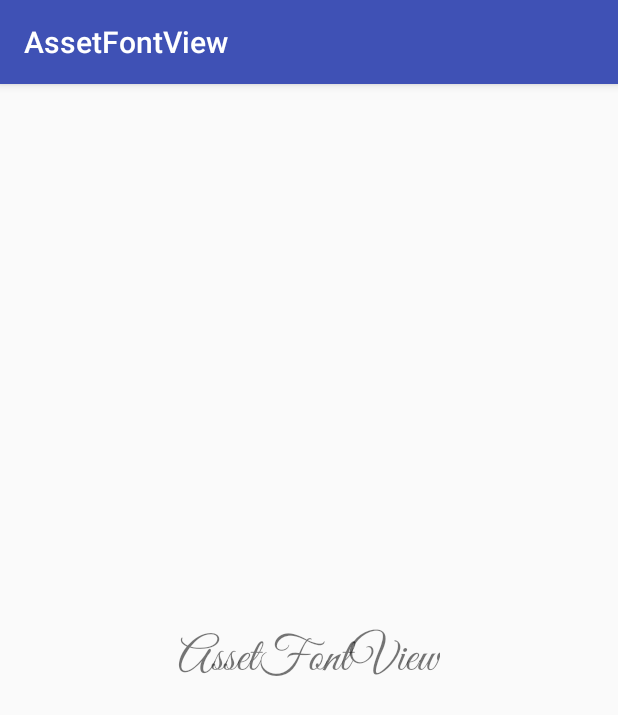
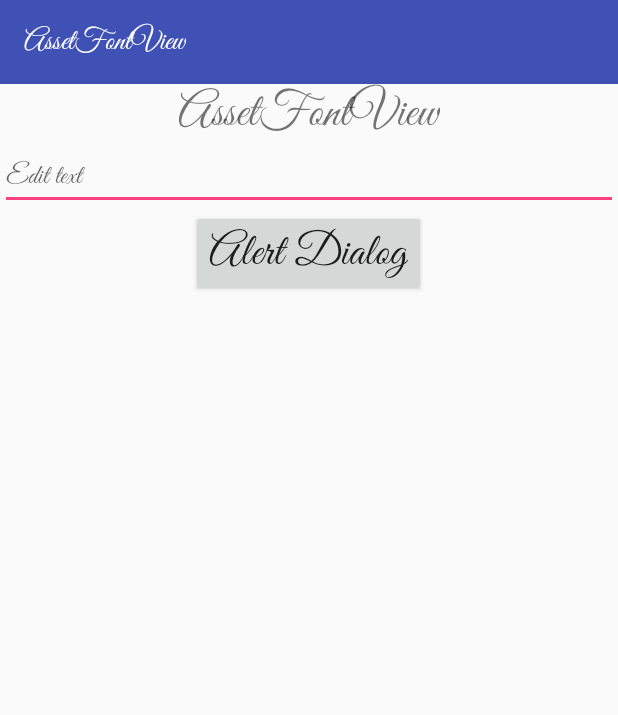
Before and after one commit to AndroidLiba/asset-font-views, an Android app: the screen it shows after launch (MainActivity), on a phone screen of 412 x 824 dp. Shown: the top 715 px of the screen. Run offline under Robolectric (Android 15) with nearby library versions, the phone set to English and light mode, and no system bars.

Commit message:
Added toolbar, alertDialog

```diff
--- a/app/src/main/java/ru/jahom/simple/MainActivity.java
+++ b/app/src/main/java/ru/jahom/simple/MainActivity.java
@@ -2,13 +2,38 @@ package ru.jahom.simple;
 
 import android.support.v7.app.AppCompatActivity;
 import android.os.Bundle;
+import android.support.v7.widget.Toolbar;
+import android.view.View;
+
+import ru.jahom.assetfont.AssetFontAlertDialogBuilder;
+import ru.jahom.assetfont.AssetFontHelper;
 
 
-public class MainActivity extends AppCompatActivity {
+public class MainActivity extends AppCompatActivity implements View.OnClickListener {
 
     @Override
     protected void onCreate(Bundle savedInstanceState) {
         super.onCreate(savedInstanceState);
         setContentView(R.layout.activity_main);
+        setSupportActionBar((Toolbar) findViewById(R.id.toolbar));
+        findViewById(R.id.button_alert).setOnClickListener(this);
     }
+
+    @Override
+    public void onClick(View v) {
+        switch (v.getId()) {
+            case R.id.button_alert:
+                    showAlert();
+                break;
+        }
+    }
+
+    private void showAlert() {
+        new AssetFontAlertDialogBuilder(this)
+                .setTypeFace(AssetFontHelper.get().getTypeface(this, R.string.font_great_vibes_regilar))
+                .setMessage("This is test dialog")
+                .setPositiveButton(android.R.string.ok, null)
+                .show();
+    }
+
 }
--- a/app/src/main/res/layout/activity_main.xml
+++ b/app/src/main/res/layout/activity_main.xml
@@ -1,11 +1,21 @@
 <?xml version="1.0" encoding="utf-8"?>
-<FrameLayout
+<LinearLayout
     xmlns:android="http://schemas.android.com/apk/res/android"
     xmlns:app="http://schemas.android.com/apk/res-auto"
     xmlns:tools="http://schemas.android.com/tools"
     android:layout_width="match_parent"
     android:layout_height="match_parent"
+    android:orientation="vertical"
     tools:context=".MainActivity">
+
+    <ru.jahom.assetfont.views.AssetFontToolbar
+        android:id="@+id/toolbar"
+        android:layout_width="match_parent"
+        android:layout_height="wrap_content"
+        android:background="@color/colorPrimary"
+        app:theme="@style/ThemeOverlay.AppCompat.Dark.ActionBar"
+        app:fontAssetName="GreatVibes-Regular.otf"
+    />
 
     <ru.jahom.assetfont.views.AssetFontTextView
         android:layout_width="wrap_content"
@@ -16,4 +26,24 @@
         app:fontAssetName="GreatVibes-Regular.otf"
     />
 
-</FrameLayout>
+    <ru.jahom.assetfont.views.AssetFontEditText
+        android:layout_width="match_parent"
+        android:layout_height="wrap_content"
+        android:hint="Edit text"
+        app:fontAssetName="GreatVibes-Regular.otf"
+    />
+
+    <ru.jahom.assetfont.views.AssetFontButton
+        android:id="@+id/button_alert"
+        android:layout_width="wrap_content"
+        android:layout_height="wrap_content"
+        android:layout_gravity="center"
+        android:text="Alert Dialog"
+        android:textAllCaps="false"
+        android:textSize="30sp"
+        app:fontAssetName="GreatVibes-Regular.otf"
+    />
+
+
+
+</LinearLayout>
--- a/app/src/main/res/values/strings.xml
+++ b/app/src/main/res/values/strings.xml
@@ -1,3 +1,4 @@
 <resources>
     <string name="app_name">AssetFontView</string>
+    <string name="font_great_vibes_regilar">GreatVibes-Regular.otf</string>
 </resources>
--- a/app/src/main/res/values/styles.xml
+++ b/app/src/main/res/values/styles.xml
@@ -1,7 +1,7 @@
 <resources>
 
     <!-- Base application theme. -->
-    <style name="AppTheme" parent="Theme.AppCompat.Light.DarkActionBar">
+    <style name="AppTheme" parent="Theme.AppCompat.Light.NoActionBar">
         <!-- Customize your theme here. -->
         <item name="colorPrimary">@color/colorPrimary</item>
         <item name="colorPrimaryDark">@color/colorPrimaryDark</item>
--- a/assetfontview/src/main/java/ru/jahom/assetfont/AssetFontSpan.java
+++ b/assetfontview/src/main/java/ru/jahom/assetfont/AssetFontSpan.java
@@ -3,8 +3,12 @@ package ru.jahom.assetfont;
 import android.content.Context;
 import android.graphics.Paint;
 import android.graphics.Typeface;
+import android.text.Spannable;
+import android.text.SpannableString;
 import android.text.TextPaint;
 import android.text.style.MetricAffectingSpan;
+
+import static java.security.AccessController.getContext;
 
 /**
  * Created by Anton Knyazev on 12.03.2017.
@@ -15,22 +19,33 @@ public class AssetFontSpan extends MetricAffectingSpan {
     private final Typeface mTypeface;
 
     public AssetFontSpan(Context context, String typefaceName) {
-        mTypeface = AssetFontHelper.get().getTypeface(context, typefaceName);
+        this(AssetFontHelper.get().getTypeface(context, typefaceName));
+    }
+
+    public AssetFontSpan(Typeface typeface) {
+        mTypeface = typeface;
     }
 
     @Override
-    public void updateMeasureState(TextPaint p) {
-        p.setTypeface(mTypeface);
-
-        // Note: This flag is required for proper typeface rendering
-        p.setFlags(p.getFlags() | Paint.SUBPIXEL_TEXT_FLAG);
+    public void updateMeasureState(TextPaint tp) {
+        aplay(tp);
     }
 
     @Override
     public void updateDrawState(TextPaint tp) {
-        tp.setTypeface(mTypeface);
+        aplay(tp);
+    }
+
+    private void aplay(TextPaint textPaint) {
+        textPaint.setTypeface(mTypeface);
 
         // Note: This flag is required for proper typeface rendering
-        tp.setFlags(tp.getFlags() | Paint.SUBPIXEL_TEXT_FLAG);
+        textPaint.setFlags(textPaint.getFlags() | Paint.SUBPIXEL_TEXT_FLAG);
+    }
+
+    public static Spannable convert(CharSequence charSequence, Typeface typeface) {
+        final SpannableString spannableString = new SpannableString(charSequence);
+        spannableString.setSpan(new AssetFontSpan(typeface), 0, charSequence.length(), 0);
+        return spannableString;
     }
 }
--- /dev/null
+++ b/assetfontview/src/main/java/ru/jahom/assetfont/views/AssetFontToolbar.java
@@ -0,0 +1,54 @@
+package ru.jahom.assetfont.views;
+
+import android.content.Context;
+import android.graphics.Typeface;
+import android.support.annotation.Nullable;
+import android.support.v7.widget.Toolbar;
+import android.util.AttributeSet;
+
+import ru.jahom.assetfont.AssetFontHelper;
+import ru.jahom.assetfont.AssetFontSpan;
+import ru.jahom.assetfont.IAssetFontView;
+
+/**
+ * Created by Anton Knyazev on 13.03.2017.
+ */
+
+public class AssetFontToolbar extends Toolbar implements IAssetFontView {
+
+    private Typeface mTypeFace;
+
+    public AssetFontToolbar(Context context) {
+        super(context);
+        init(null, 0);
+    }
+
+    public AssetFontToolbar(Context context, @Nullable AttributeSet attrs) {
+        super(context, attrs);
+        init(attrs, 0);
+    }
+
+    public AssetFontToolbar(Context context, @Nullable AttributeSet attrs, int defStyleAttr) {
+        super(context, attrs, defStyleAttr);
+        init(attrs, defStyleAttr);
+    }
+
+    private void init(@Nullable AttributeSet attrs, int defStyleAttr) {
+        AssetFontHelper.get().applyAttributes(this, attrs, defStyleAttr);
+    }
+
+    @Override
+    public void setTypeface(Typeface typeFace) {
+        mTypeFace = typeFace;
+    }
+
+    @Override
+    public void setTitle(CharSequence title) {
+        super.setTitle(AssetFontSpan.convert(title, mTypeFace));
+    }
+
+    @Override
+    public void setSubtitle(CharSequence subtitle) {
+        super.setSubtitle(AssetFontSpan.convert(subtitle, mTypeFace));
+    }
+}
--- a/assetfontview/src/main/res/values/attrs.xml
+++ b/assetfontview/src/main/res/values/attrs.xml
@@ -25,4 +25,8 @@
         <attr name="fontAssetName" />
     </declare-styleable>
 
+    <declare-styleable name="AssetFontAlertDialogBuilder">
+        <attr name="fontAssetName" />
+    </declare-styleable>
+
 </resources>
```
Also changed, not shown: assetfontview/src/main/java/ru/jahom/assetfont/AssetFontAlertDialogBuilder.java (added, +86 -0 lines), assetfontview/src/main/java/ru/jahom/assetfont/AssetFontHelper.java (+52 -2 lines).
